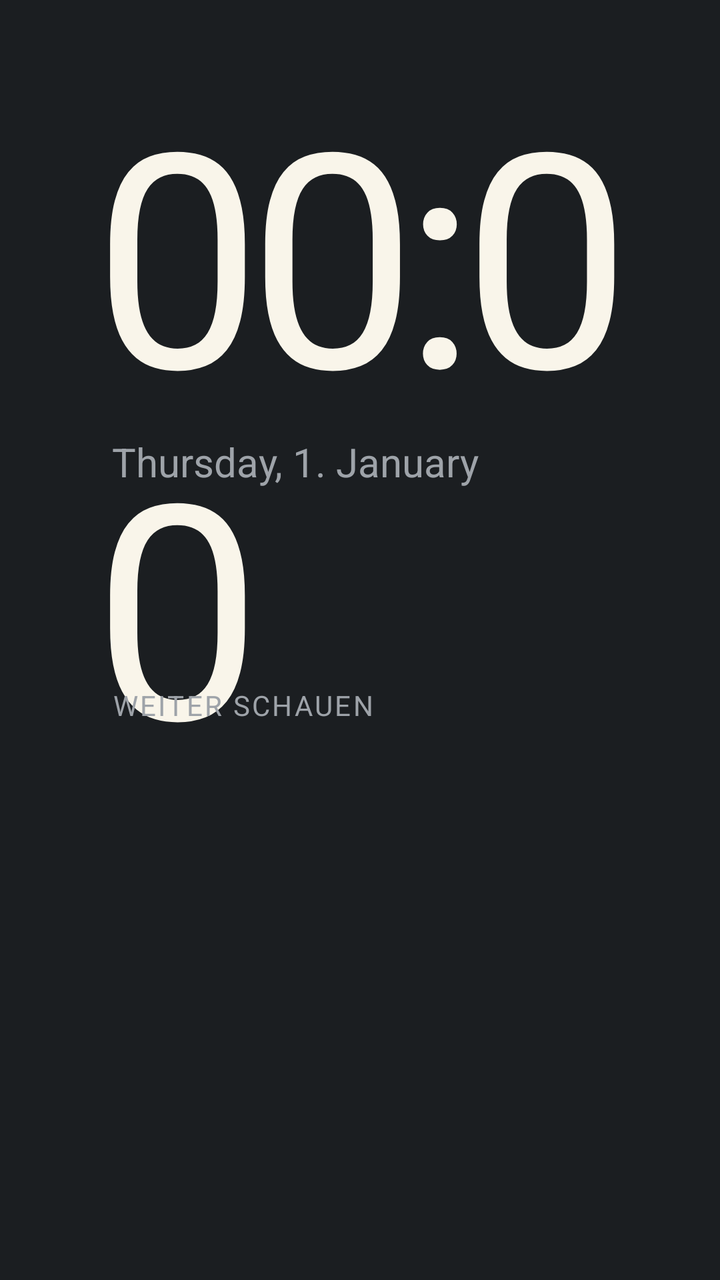
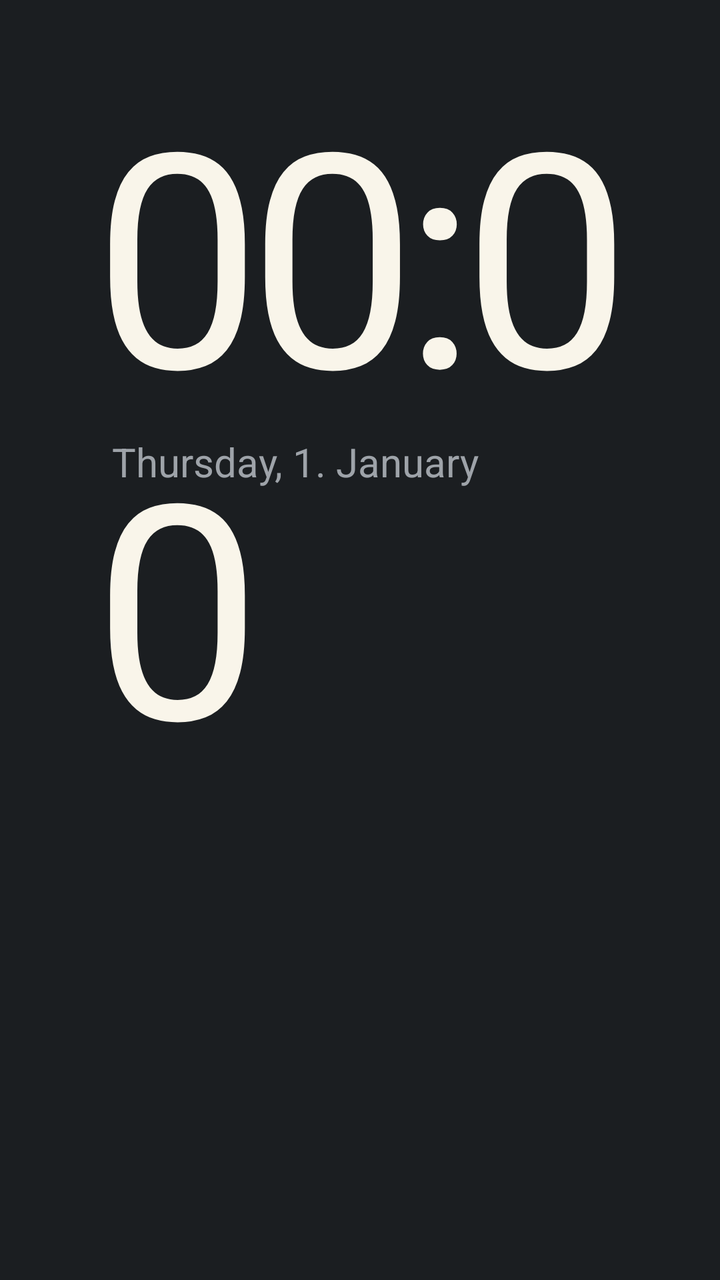

Two renders of the same Android screen: before a commit and after it. Below are the layout's source before the change and the commit's diff.
<!-- AndroidManifest.xml: application theme HomeTheme -->
<!-- res/layout/hero.xml -->
<?xml version="1.0" encoding="utf-8"?>
<FrameLayout xmlns:android="http://schemas.android.com/apk/res/android"
    android:id="@+id/hero"
    android:layout_width="match_parent"
    android:layout_height="@dimen/stage_height"
    android:clipChildren="false"
    android:clipToPadding="false">

    <TextClock
        android:layout_width="wrap_content"
        android:layout_height="wrap_content"
        android:layout_marginLeft="@dimen/stage_clock_left"
        android:layout_marginTop="@dimen/stage_clock_top"
        android:fontFeatureSettings="tnum"
        android:format12Hour="HH:mm"
        android:format24Hour="HH:mm"
        android:includeFontPadding="false"
        android:letterSpacing="-0.045"
        android:tag="display"
        android:textColor="@color/text_primary"
        android:textSize="@dimen/stage_clock_size" />

    <TextClock
        android:layout_width="wrap_content"
        android:layout_height="wrap_content"
        android:layout_marginLeft="@dimen/stage_margin_horizontal"
        android:layout_marginTop="@dimen/stage_date_top"
        android:format12Hour="EEEE, d. MMMM"
        android:format24Hour="EEEE, d. MMMM"
        android:includeFontPadding="false"
        android:tag="medium"
        android:textColor="@color/text_muted"
        android:textSize="@dimen/stage_date_size" />

    <LinearLayout
        android:layout_width="wrap_content"
        android:layout_height="wrap_content"
        android:layout_marginLeft="@dimen/stage_margin_horizontal"
        android:layout_marginTop="@dimen/stage_chips_top"
        android:orientation="horizontal">

        
        <LinearLayout
            android:id="@+id/weather_chip"
            android:layout_width="wrap_content"
            android:layout_height="@dimen/stage_chip_height"
            android:layout_marginRight="@dimen/stage_chip_gap"
            android:gravity="center_vertical"
            android:orientation="horizontal"
            android:paddingLeft="@dimen/stage_chip_padding"
            android:paddingRight="@dimen/stage_chip_padding"
            android:visibility="gone">

            <ImageView
                android:id="@+id/weather_chip_glyph"
                android:layout_width="@dimen/stage_chip_glyph"
                android:layout_height="@dimen/stage_chip_glyph"
                android:importantForAccessibility="no" />

            <TextView
                android:id="@+id/weather_chip_text"
                android:layout_width="wrap_content"
                android:layout_height="wrap_content"
                android:layout_marginLeft="@dimen/stage_chip_inner_gap"
                android:includeFontPadding="false"
                android:singleLine="true"
                android:tag="medium"
                android:textColor="@color/text_primary"
                android:textSize="@dimen/stage_chip_text" />
        </LinearLayout>

        <LinearLayout
            android:id="@+id/departure_chip"
            android:layout_width="wrap_content"
            android:layout_height="@dimen/stage_chip_height"
            android:gravity="center_vertical"
            android:orientation="horizontal"
            android:paddingLeft="@dimen/stage_chip_padding"
            android:paddingRight="@dimen/stage_chip_padding"
            android:visibility="gone">

            <TextView
                android:id="@+id/departure_chip_line"
                android:layout_width="wrap_content"
                android:layout_height="wrap_content"
                android:includeFontPadding="false"
                android:paddingBottom="@dimen/stage_badge_padding_vertical"
                android:paddingLeft="@dimen/stage_badge_padding_horizontal"
                android:paddingRight="@dimen/stage_badge_padding_horizontal"
                android:paddingTop="@dimen/stage_badge_padding_vertical"
                android:singleLine="true"
                android:tag="bold"
                android:textColor="@color/glotze_ink"
                android:textSize="@dimen/stage_badge_text" />

            <TextView
                android:id="@+id/departure_chip_text"
                android:layout_width="wrap_content"
                android:layout_height="wrap_content"
                android:layout_marginLeft="@dimen/stage_chip_inner_gap"
                android:includeFontPadding="false"
                android:singleLine="true"
                android:tag="medium"
                android:textColor="@color/text_primary"
                android:textSize="@dimen/stage_chip_text" />
        </LinearLayout>
    </LinearLayout>

    
    <local.tvhome.GlotzeView
        android:id="@+id/hero_glotze"
        android:layout_width="@dimen/stage_mascot_width"
        android:layout_height="wrap_content"
        android:layout_marginLeft="@dimen/stage_mascot_left"
        android:layout_marginTop="@dimen/stage_mascot_top" />

    
    <TextView
        android:id="@+id/shelf_label"
        android:layout_width="wrap_content"
        android:layout_height="wrap_content"
        android:layout_marginLeft="@dimen/stage_margin_horizontal"
        android:layout_marginTop="@dimen/stage_label_top"
        android:includeFontPadding="false"
        android:letterSpacing="0.08"
        android:tag="bold"
        android:text="@string/home_section_recent"
        android:textAllCaps="true"
        android:textColor="@color/text_muted"
        android:textSize="@dimen/stage_label_text" />

    
    <LinearLayout
        android:id="@+id/shelf_row"
        android:layout_width="match_parent"
        android:layout_height="wrap_content"
        android:layout_marginLeft="@dimen/stage_row_inset"
        android:layout_marginRight="@dimen/stage_row_inset"
        android:layout_marginTop="@dimen/stage_shelf_top"
        android:clipChildren="false"
        android:clipToPadding="false"
        android:orientation="horizontal" />

    
    <TextView
        android:id="@+id/shelf_caption"
        android:layout_width="wrap_content"
        android:layout_height="wrap_content"
        android:layout_marginTop="@dimen/stage_caption_top"
        android:ellipsize="end"
        android:includeFontPadding="false"
        android:maxWidth="@dimen/stage_caption_max_width"
        android:singleLine="true"
        android:tag="semibold"
        android:textColor="@color/text_primary"
        android:textSize="@dimen/stage_caption_text"
        android:visibility="invisible" />
</FrameLayout>
<!-- resources referenced by this layout -->
<resources>
  <color name="glotze_ink">#FF25282C</color>
  <color name="text_muted">#FF9EA3A9</color>
  <color name="text_primary">#FFF9F5EA</color>
  <dimen name="stage_badge_padding_horizontal">6dp</dimen>
  <dimen name="stage_badge_padding_vertical">1dp</dimen>
  <dimen name="stage_badge_text">13sp</dimen>
  <dimen name="stage_caption_max_width">300dp</dimen>
  <dimen name="stage_caption_text">16sp</dimen>
  <dimen name="stage_caption_top">457.5dp</dimen>
  <dimen name="stage_chip_gap">19dp</dimen>
  <dimen name="stage_chip_glyph">18dp</dimen>
  <dimen name="stage_chip_height">34dp</dimen>
  <dimen name="stage_chip_inner_gap">7dp</dimen>
  <dimen name="stage_chip_padding">15dp</dimen>
  <dimen name="stage_chip_text">15sp</dimen>
  <dimen name="stage_chips_top">265dp</dimen>
  <dimen name="stage_clock_left">50dp</dimen>
  <dimen name="stage_clock_size">150sp</dimen>
  <dimen name="stage_clock_top">45dp</dimen>
  <dimen name="stage_date_size">20sp</dimen>
  <dimen name="stage_date_top">220dp</dimen>
  <dimen name="stage_height">540dp</dimen>
  <dimen name="stage_label_text">14sp</dimen>
  <dimen name="stage_label_top">345dp</dimen>
  <dimen name="stage_margin_horizontal">56dp</dimen>
  <dimen name="stage_mascot_left">660dp</dimen>
  <dimen name="stage_mascot_top">100dp</dimen>
  <dimen name="stage_mascot_width">210dp</dimen>
  <dimen name="stage_row_inset">48.5dp</dimen>
  <dimen name="stage_shelf_top">375dp</dimen>
  <string name="home_section_recent">Weiter schauen</string>
  <style name="HomeTheme" parent="@android:style/Theme.Material.NoActionBar.Fullscreen">
          <item name="android:windowBackground">@color/surface_ground</item>
          <item name="android:windowShowWallpaper">false</item>
          <item name="android:windowAnimationStyle">@style/ScreenTransitions</item>
          <item name="android:soundEffectsEnabled">false</item>
          <item name="android:defaultFocusHighlightEnabled">false</item>
      </style>
  <color name="surface_ground">#FF1B1E21</color>
  <style name="ScreenTransitions" parent="@android:style/Animation.Activity">
          <item name="android:activityOpenEnterAnimation">@anim/screen_in</item>
          <item name="android:activityOpenExitAnimation">@anim/screen_out</item>
          <item name="android:activityCloseEnterAnimation">@anim/screen_in</item>
          <item name="android:activityCloseExitAnimation">@anim/screen_out</item>
          <item name="android:taskToFrontEnterAnimation">@anim/screen_in</item>
          <item name="android:taskToFrontExitAnimation">@anim/screen_out</item>
      </style>
</resources>

<!-- the commit's change to res/layout/hero.xml (unified diff, before → after) -->
@@ -115,21 +115,6 @@
         android:layout_marginTop="@dimen/stage_mascot_top" />
 
     
-    <TextView
-        android:id="@+id/shelf_label"
-        android:layout_width="wrap_content"
-        android:layout_height="wrap_content"
-        android:layout_marginLeft="@dimen/stage_margin_horizontal"
-        android:layout_marginTop="@dimen/stage_label_top"
-        android:includeFontPadding="false"
-        android:letterSpacing="0.08"
-        android:tag="bold"
-        android:text="@string/home_section_recent"
-        android:textAllCaps="true"
-        android:textColor="@color/text_muted"
-        android:textSize="@dimen/stage_label_text" />
-
-    
     <LinearLayout
         android:id="@+id/shelf_row"
         android:layout_width="match_parent"
<!-- resource entries referenced after the edit -->
@@ -22,15 +22,12 @@
   <dimen name="stage_date_size">20sp</dimen>
   <dimen name="stage_date_top">220dp</dimen>
   <dimen name="stage_height">540dp</dimen>
-  <dimen name="stage_label_text">14sp</dimen>
-  <dimen name="stage_label_top">345dp</dimen>
   <dimen name="stage_margin_horizontal">56dp</dimen>
   <dimen name="stage_mascot_left">660dp</dimen>
   <dimen name="stage_mascot_top">100dp</dimen>
   <dimen name="stage_mascot_width">210dp</dimen>
   <dimen name="stage_row_inset">48.5dp</dimen>
   <dimen name="stage_shelf_top">375dp</dimen>
-  <string name="home_section_recent">Weiter schauen</string>
   <style name="HomeTheme" parent="@android:style/Theme.Material.NoActionBar.Fullscreen">
           <item name="android:windowBackground">@color/surface_ground</item>
           <item name="android:windowShowWallpaper">false</item>
